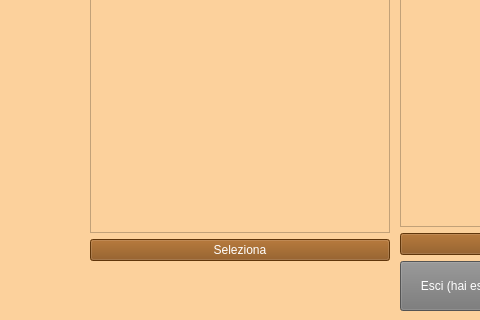
ManuelMarrone/GestioneBowling, file Dipendente/view/magazziniereMain.ui: the form before one commit; both pictures show x 184 to 664 and y 380 to 700 of the 900 by 700 pixel window.
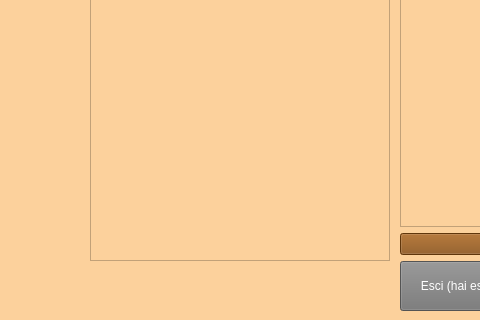
The form after the commit. Icons and pictures are not drawn.

```diff
--- a/Dipendente/view/magazziniereMain.ui
+++ b/Dipendente/view/magazziniereMain.ui
@@ -142,16 +142,6 @@
           </property>
          </widget>
         </item>
-        <item>
-         <widget class="QPushButton" name="selezionaButton">
-          <property name="styleSheet">
-           <string notr="true">color: white;  background-color: #874B0F</string>
-          </property>
-          <property name="text">
-           <string>Seleziona</string>
-          </property>
-         </widget>
-        </item>
         <item>
          <spacer name="verticalSpacer_2">
           <property name="orientation">
```
